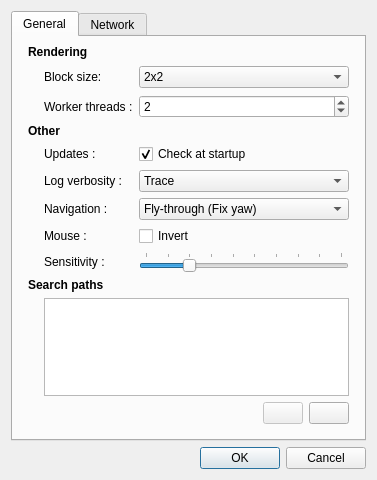
The window that src/qtgui/programsettingsdlg.ui (mitsuba-renderer/mitsuba) describes before a commit, drawn with Qt 5.
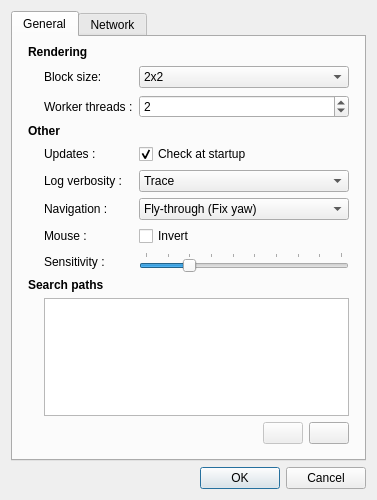
The same window after the commit. Icons and pictures are not drawn.

Patch:
```diff
--- a/src/qtgui/programsettingsdlg.ui
+++ b/src/qtgui/programsettingsdlg.ui
@@ -7,7 +7,7 @@
     <x>0</x>
     <y>0</y>
     <width>377</width>
-    <height>480</height>
+    <height>500</height>
    </rect>
   </property>
   <property name="sizePolicy">
```
Left out of the diff: 4 changed lines with no effect on the pictures.
